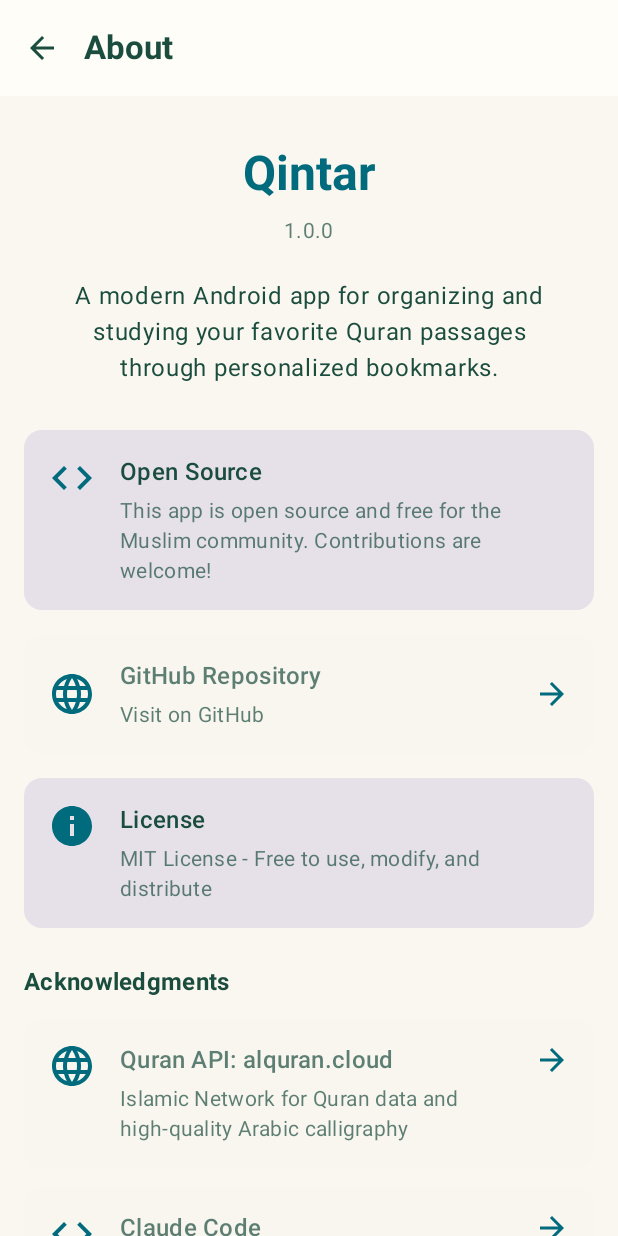
After one commit to mehrdad-abdi/Qintar, an Android app built with Jetpack Compose: the AboutScreen screen opened through its navigation route, on a phone screen of 412 x 824 dp. The commit adds this screen. Run offline under Robolectric (Android 15) with nearby library versions, the phone set to English and light mode, and no system bars; our stand-ins replace Dagger/Hilt's generated code; 1 statement that could not run was skipped.

Commit message:
about-page

```diff
--- a/app/src/main/java/io/github/mehrdad_abdi/quranbookmarks/presentation/navigation/NavGraph.kt
+++ b/app/src/main/java/io/github/mehrdad_abdi/quranbookmarks/presentation/navigation/NavGraph.kt
@@ -6,6 +6,7 @@ import androidx.navigation.NavType
 import androidx.navigation.compose.NavHost
 import androidx.navigation.compose.composable
 import androidx.navigation.navArgument
+import io.github.mehrdad_abdi.quranbookmarks.presentation.ui.about.AboutScreen
 import io.github.mehrdad_abdi.quranbookmarks.presentation.ui.bookmark.AddBookmarkScreen
 import io.github.mehrdad_abdi.quranbookmarks.presentation.ui.bookmark.EditBookmarkScreen
 import io.github.mehrdad_abdi.quranbookmarks.presentation.ui.bookmarks.BookmarksScreen
@@ -189,6 +190,9 @@ fun NavGraph(
                 },
                 onNavigateToBackup = {
                     navController.navigate(Screen.Backup.route)
+                },
+                onNavigateToAbout = {
+                    navController.navigate(Screen.About.route)
                 }
             )
         }
@@ -219,5 +223,14 @@ fun NavGraph(
                 }
             )
         }
+
+        // About Screen
+        composable(route = Screen.About.route) {
+            AboutScreen(
+                onNavigateBack = {
+                    navController.popBackStack()
+                }
+            )
+        }
     }
 }
--- a/app/src/main/java/io/github/mehrdad_abdi/quranbookmarks/presentation/navigation/Screen.kt
+++ b/app/src/main/java/io/github/mehrdad_abdi/quranbookmarks/presentation/navigation/Screen.kt
@@ -18,4 +18,5 @@ sealed class Screen(val route: String) {
     object ReciterSelection : Screen("reciter_selection")
     object Backup : Screen("backup")
     object Hadith : Screen("hadith")
+    object About : Screen("about")
 }
--- /dev/null
+++ b/app/src/main/java/io/github/mehrdad_abdi/quranbookmarks/presentation/ui/about/AboutScreen.kt
@@ -0,0 +1,327 @@
+package io.github.mehrdad_abdi.quranbookmarks.presentation.ui.about
+
+import android.content.Intent
+import android.net.Uri
+import androidx.compose.foundation.Image
+import androidx.compose.foundation.background
+import androidx.compose.foundation.clickable
+import androidx.compose.foundation.layout.*
+import androidx.compose.foundation.rememberScrollState
+import androidx.compose.foundation.shape.RoundedCornerShape
+import androidx.compose.foundation.verticalScroll
+import androidx.compose.material.icons.Icons
+import androidx.compose.material.icons.filled.Code
+import androidx.compose.material.icons.filled.Favorite
+import androidx.compose.material.icons.filled.Info
+import androidx.compose.material.icons.filled.Language
+import androidx.compose.material3.*
+import androidx.compose.runtime.Composable
+import androidx.compose.ui.Alignment
+import androidx.compose.ui.Modifier
+import androidx.compose.ui.draw.clip
+import androidx.compose.ui.graphics.Color
+import androidx.compose.ui.graphics.vector.ImageVector
+import androidx.compose.ui.platform.LocalContext
+import androidx.compose.ui.res.stringResource
+import androidx.compose.ui.text.font.FontWeight
+import androidx.compose.ui.text.style.TextAlign
+import androidx.compose.ui.unit.dp
+import io.github.mehrdad_abdi.quranbookmarks.R
+import io.github.mehrdad_abdi.quranbookmarks.presentation.ui.components.RtlIcons
+
+@OptIn(ExperimentalMaterial3Api::class)
+@Composable
+fun AboutScreen(
+    onNavigateBack: () -> Unit,
+    modifier: Modifier = Modifier
+) {
+    val context = LocalContext.current
+    val githubUrl = stringResource(R.string.about_github_url)
+    val alquranUrl = stringResource(R.string.about_alquran_url)
+    val claudeUrl = stringResource(R.string.about_claude_url)
+
+    Scaffold(
+        topBar = {
+            TopAppBar(
+                title = { Text(stringResource(R.string.screen_about_title)) },
+                navigationIcon = {
+                    IconButton(onClick = onNavigateBack) {
+                        Icon(RtlIcons.ArrowBack, stringResource(R.string.back))
+                    }
+                }
+            )
+        },
+        modifier = modifier
+    ) { paddingValues ->
+        Column(
+            modifier = Modifier
+                .fillMaxSize()
+                .padding(paddingValues)
+                .verticalScroll(rememberScrollState())
+                .padding(16.dp),
+            horizontalAlignment = Alignment.CenterHorizontally
+        ) {
+            Spacer(modifier = Modifier.height(16.dp))
+
+            // App Icon & Name
+            Text(
+                text = stringResource(R.string.app_name),
+                style = MaterialTheme.typography.headlineLarge,
+                fontWeight = FontWeight.Bold,
+                color = MaterialTheme.colorScheme.primary
+            )
+
+            Spacer(modifier = Modifier.height(8.dp))
+
+            Text(
+                text = stringResource(R.string.about_version_name),
+                style = MaterialTheme.typography.bodyMedium,
+                color = MaterialTheme.colorScheme.onSurfaceVariant
+            )
+
+            Spacer(modifier = Modifier.height(24.dp))
+
+            // App Description
+            Text(
+                text = stringResource(R.string.about_app_description),
+                style = MaterialTheme.typography.bodyLarge,
+                textAlign = TextAlign.Center,
+                color = MaterialTheme.colorScheme.onSurface,
+                modifier = Modifier.padding(horizontal = 16.dp)
+            )
+
+            Spacer(modifier = Modifier.height(32.dp))
+
+            // Open Source Section
+            AboutInfoCard(
+                icon = Icons.Default.Code,
+                title = stringResource(R.string.about_open_source),
+                description = stringResource(R.string.about_open_source_desc)
+            )
+
+            Spacer(modifier = Modifier.height(16.dp))
+
+            // GitHub Repository Card (Clickable)
+            Surface(
+                modifier = Modifier
+                    .fillMaxWidth()
+                    .clickable {
+                        val intent = Intent(Intent.ACTION_VIEW, Uri.parse(githubUrl))
+                        context.startActivity(intent)
+                    },
+                shape = MaterialTheme.shapes.medium,
+                color = MaterialTheme.colorScheme.surfaceVariant
+            ) {
+                Row(
+                    modifier = Modifier
+                        .fillMaxWidth()
+                        .padding(16.dp),
+                    verticalAlignment = Alignment.CenterVertically
+                ) {
+                    Icon(
+                        imageVector = Icons.Default.Language,
+                        contentDescription = null,
+                        modifier = Modifier.size(32.dp),
+                        tint = MaterialTheme.colorScheme.primary
+                    )
+                    Spacer(modifier = Modifier.width(16.dp))
+                    Column(modifier = Modifier.weight(1f)) {
+                        Text(
+                            text = stringResource(R.string.about_github_repo),
+                            style = MaterialTheme.typography.titleMedium,
+                            fontWeight = FontWeight.Medium
+                        )
+                        Spacer(modifier = Modifier.height(4.dp))
+                        Text(
+                            text = stringResource(R.string.about_visit_github),
+                            style = MaterialTheme.typography.bodyMedium,
+                            color = MaterialTheme.colorScheme.onSurfaceVariant
+                        )
+                    }
+                    Icon(
+                        imageVector = RtlIcons.ArrowForward,
+                        contentDescription = null,
+                        tint = MaterialTheme.colorScheme.primary
+                    )
+                }
+            }
+
+            Spacer(modifier = Modifier.height(16.dp))
+
+            // License Section
+            AboutInfoCard(
+                icon = Icons.Default.Info,
+                title = stringResource(R.string.about_license),
+                description = stringResource(R.string.about_license_desc)
+            )
+
+            Spacer(modifier = Modifier.height(24.dp))
+
+            // Acknowledgments Section
+            Text(
+                text = stringResource(R.string.about_acknowledgments),
+                style = MaterialTheme.typography.titleMedium,
+                fontWeight = FontWeight.Bold,
+                modifier = Modifier.align(Alignment.Start)
+            )
+
+            Spacer(modifier = Modifier.height(12.dp))
+
+            // Quran API Card (Clickable)
+            Surface(
+                modifier = Modifier
+                    .fillMaxWidth()
+                    .clickable {
+                        val intent = Intent(Intent.ACTION_VIEW, Uri.parse(alquranUrl))
+                        context.startActivity(intent)
+                    },
+                shape = MaterialTheme.shapes.medium,
+                color = MaterialTheme.colorScheme.surfaceVariant
+            ) {
+                Row(
+                    modifier = Modifier
+                        .fillMaxWidth()
+                        .padding(16.dp),
+                    verticalAlignment = Alignment.Top
+                ) {
+                    Icon(
+                        imageVector = Icons.Default.Language,
+                        contentDescription = null,
+                        modifier = Modifier.size(32.dp),
+                        tint = MaterialTheme.colorScheme.primary
+                    )
+                    Spacer(modifier = Modifier.width(16.dp))
+                    Column(modifier = Modifier.weight(1f)) {
+                        Text(
+                            text = stringResource(R.string.about_api_provider),
+                            style = MaterialTheme.typography.titleMedium,
+                            fontWeight = FontWeight.Medium
+                        )
+                        Spacer(modifier = Modifier.height(4.dp))
+                        Text(
+                            text = stringResource(R.string.about_api_provider_desc),
+                            style = MaterialTheme.typography.bodyMedium,
+                            color = MaterialTheme.colorScheme.onSurfaceVariant
+                        )
+                    }
+                    Icon(
+                        imageVector = RtlIcons.ArrowForward,
+                        contentDescription = null,
+                        tint = MaterialTheme.colorScheme.primary
+                    )
+                }
+            }
+
+            Spacer(modifier = Modifier.height(12.dp))
+
+            // Claude Code Card (Clickable)
+            Surface(
+                modifier = Modifier
+                    .fillMaxWidth()
+                    .clickable {
+                        val intent = Intent(Intent.ACTION_VIEW, Uri.parse(claudeUrl))
+                        context.startActivity(intent)
+                    },
+                shape = MaterialTheme.shapes.medium,
+                color = MaterialTheme.colorScheme.surfaceVariant
+            ) {
+                Row(
+                    modifier = Modifier
+                        .fillMaxWidth()
+                        .padding(16.dp),
+                    verticalAlignment = Alignment.Top
+                ) {
+                    Icon(
+                        imageVector = Icons.Default.Code,
+                        contentDescription = null,
+                        modifier = Modifier.size(32.dp),
+                        tint = MaterialTheme.colorScheme.primary
+                    )
+                    Spacer(modifier = Modifier.width(16.dp))
+                    Column(modifier = Modifier.weight(1f)) {
+                        Text(
+                            text = stringResource(R.string.about_claude_code),
+                            style = MaterialTheme.typography.titleMedium,
+                            fontWeight = FontWeight.Medium
+                        )
+                        Spacer(modifier = Modifier.height(4.dp))
+                        Text(
+                            text = stringResource(R.string.about_claude_code_desc),
+                            style = MaterialTheme.typography.bodyMedium,
+                            color = MaterialTheme.colorScheme.onSurfaceVariant
+                        )
+                    }
+                    Icon(
+                        imageVector = RtlIcons.ArrowForward,
+                        contentDescription = null,
+                        tint = MaterialTheme.colorScheme.primary
+                    )
+                }
+            }
+
+            Spacer(modifier = Modifier.height(32.dp))
+
+            // Footer
+            Text(
+                text = stringResource(R.string.about_footer_built),
+                style = MaterialTheme.typography.bodyMedium,
+                fontWeight = FontWeight.Medium,
+                textAlign = TextAlign.Center,
+                color = MaterialTheme.colorScheme.onSurfaceVariant,
+                modifier = Modifier.padding(horizontal = 16.dp)
+            )
+
+            Spacer(modifier = Modifier.height(4.dp))
+
+            Text(
+                text = stringResource(R.string.about_footer_for),
+                style = MaterialTheme.typography.bodyMedium,
+                textAlign = TextAlign.Center,
+                color = MaterialTheme.colorScheme.onSurfaceVariant,
+                modifier = Modifier.padding(horizontal = 16.dp)
+            )
+
+            Spacer(modifier = Modifier.height(24.dp))
+        }
+    }
+}
+
+@Composable
+private fun AboutInfoCard(
+    icon: ImageVector,
+    title: String,
+    description: String,
+    modifier: Modifier = Modifier
+) {
+    Card(
+        modifier = modifier.fillMaxWidth()
+    ) {
+        Row(
+            modifier = Modifier
+                .fillMaxWidth()
+                .padding(16.dp),
+            verticalAlignment = Alignment.Top
+        ) {
+            Icon(
+                imageVector = icon,
+                contentDescription = null,
+                modifier = Modifier.size(32.dp),
+                tint = MaterialTheme.colorScheme.primary
+            )
+            Spacer(modifier = Modifier.width(16.dp))
+            Column {
+                Text(
+                    text = title,
+                    style = MaterialTheme.typography.titleMedium,
+                    fontWeight = FontWeight.Medium
+                )
+                Spacer(modifier = Modifier.height(4.dp))
+                Text(
+                    text = description,
+                    style = MaterialTheme.typography.bodyMedium,
+                    color = MaterialTheme.colorScheme.onSurfaceVariant
+                )
+            }
+        }
+    }
+}
--- a/app/src/main/res/values/strings.xml
+++ b/app/src/main/res/values/strings.xml
@@ -251,4 +251,29 @@
     <string name="invalid_page">Invalid page number</string>
     <string name="play_all_page">Play All</string>
     <string name="juz_format">Juz %d</string>
+
+    <!-- About Screen -->
+    <string name="screen_about_title">About</string>
+    <string name="about_app_description">A modern Android app for organizing and studying your favorite Quran passages through personalized bookmarks.</string>
+    <string name="about_open_source">Open Source</string>
+    <string name="about_open_source_desc">This app is open source and free for the Muslim community. Contributions are welcome!</string>
+    <string name="about_built_with_claude">Built with Claude Code</string>
+    <string name="about_built_with_claude_desc">100% vibe coding project - This entire application was built through AI-assisted development with Claude Code, from architecture to implementation.</string>
+    <string name="about_github_repo">GitHub Repository</string>
+    <string name="about_github_url">https://github.com/mehrdad-abdi/Qintar</string>
+    <string name="about_visit_github">Visit on GitHub</string>
+    <string name="about_license">License</string>
+    <string name="about_license_desc">MIT License - Free to use, modify, and distribute</string>
+    <string name="about_acknowledgments">Acknowledgments</string>
+    <string name="about_api_provider">Quran API: alquran.cloud</string>
+    <string name="about_api_provider_desc">Islamic Network for Quran data and high-quality Arabic calligraphy</string>
+    <string name="about_version">Version</string>
+    <string name="about_version_name">1.0.0</string>
+    <string name="about_powered_by">Powered by Claude Code 🤖</string>
+    <string name="about_footer_built">Built with ❤️ in Antwerp 🇧🇪</string>
+    <string name="about_footer_for">For the Muslim community and all people</string>
+    <string name="about_claude_code">Claude Code</string>
+    <string name="about_claude_code_desc">AI-powered development tool - 100% vibe coding</string>
+    <string name="about_claude_url">https://claude.com/claude-code</string>
+    <string name="about_alquran_url">https://alquran.cloud</string>
 </resources>
```
Also changed, not shown: app/src/main/java/io/github/mehrdad_abdi/quranbookmarks/domain/model/PlaybackContext.kt (added, +46 -0 lines), app/src/main/java/io/github/mehrdad_abdi/quranbookmarks/domain/service/AudioService.kt (+153 -4 lines), app/src/main/java/io/github/mehrdad_abdi/quranbookmarks/presentation/ui/bookmarks/BookmarksViewModel.kt (+31 -12 lines), app/src/main/java/io/github/mehrdad_abdi/quranbookmarks/presentation/ui/khatm/KhatmReadingScreen.kt (+19 -0 lines), app/src/main/java/io/github/mehrdad_abdi/quranbookmarks/presentation/ui/khatm/KhatmReadingViewModel.kt (+27 -3 lines), app/src/main/java/io/github/mehrdad_abdi/quranbookmarks/presentation/ui/reading/BookmarkReadingViewModel.kt (+15 -1 lines), app/src/main/java/io/github/mehrdad_abdi/quranbookmarks/presentation/ui/settings/SettingsScreen.kt (+12 -0 lines), 4 other files.
